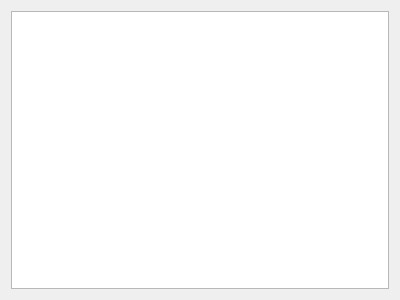
Old version of the form ExcelViewDialog.ui in the repository mipt-proglang-2015/proglangs-popov.
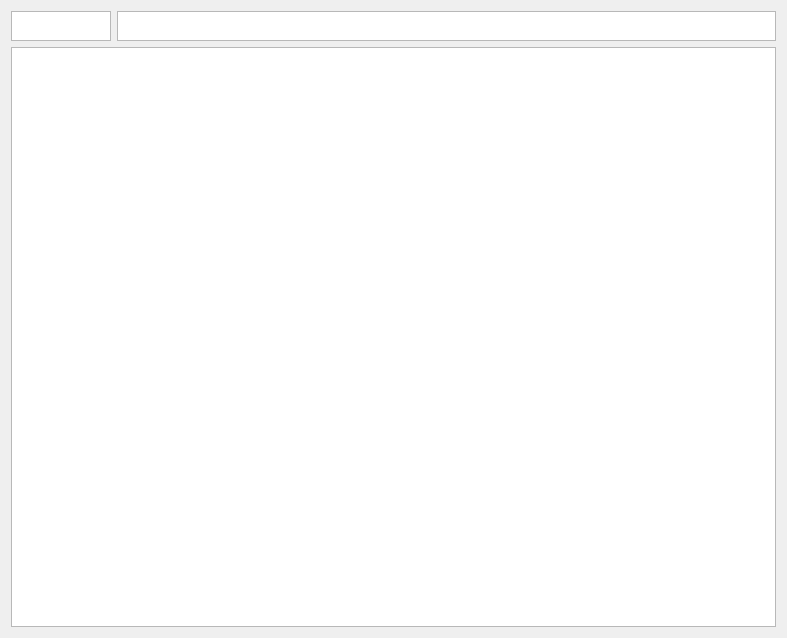
New version of the form.

Commit message: Change AbstractTableView on TableWidget

Patch:
```diff
--- a/ExcelViewDialog.ui
+++ b/ExcelViewDialog.ui
@@ -6,8 +6,8 @@
    <rect>
     <x>0</x>
     <y>0</y>
-    <width>400</width>
-    <height>300</height>
+    <width>787</width>
+    <height>638</height>
    </rect>
   </property>
   <property name="windowTitle">
@@ -15,7 +15,58 @@
   </property>
   <layout class="QGridLayout" name="gridLayout">
    <item row="0" column="0">
-    <widget class="QTableView" name="tableView"/>
+    <layout class="QHBoxLayout" name="horizontalLayout">
+     <item>
+      <widget class="QTextBrowser" name="cellNameView">
+       <property name="enabled">
+        <bool>true</bool>
+       </property>
+       <property name="sizePolicy">
+        <sizepolicy hsizetype="Fixed" vsizetype="Fixed">
+         <horstretch>0</horstretch>
+         <verstretch>0</verstretch>
+        </sizepolicy>
+       </property>
+       <property name="minimumSize">
+        <size>
+         <width>0</width>
+         <height>0</height>
+        </size>
+       </property>
+       <property name="maximumSize">
+        <size>
+         <width>100</width>
+         <height>30</height>
+        </size>
+       </property>
+      </widget>
+     </item>
+     <item>
+      <widget class="QTextEdit" name="cellValueView">
+       <property name="sizePolicy">
+        <sizepolicy hsizetype="Expanding" vsizetype="Fixed">
+         <horstretch>0</horstretch>
+         <verstretch>0</verstretch>
+        </sizepolicy>
+       </property>
+       <property name="minimumSize">
+        <size>
+         <width>0</width>
+         <height>0</height>
+        </size>
+       </property>
+       <property name="maximumSize">
+        <size>
+         <width>16777215</width>
+         <height>30</height>
+        </size>
+       </property>
+      </widget>
+     </item>
+    </layout>
+   </item>
+   <item row="1" column="0">
+    <widget class="QTableWidget" name="tableWidget"/>
    </item>
   </layout>
  </widget>
```
The commit also changes 7 other files.
